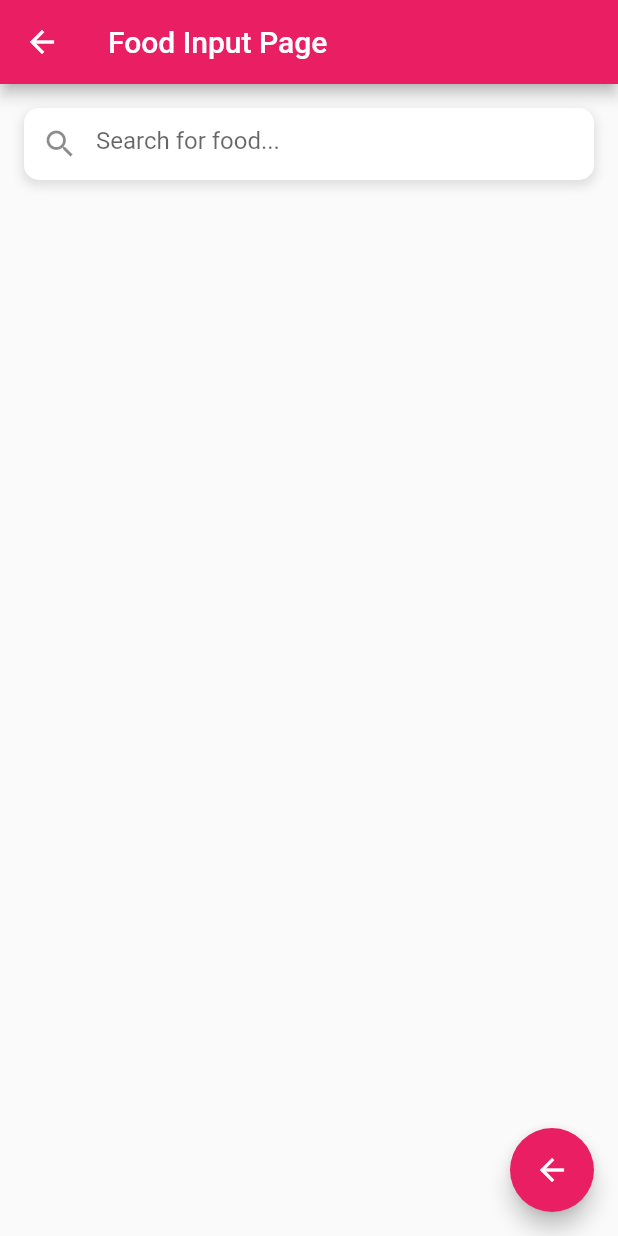
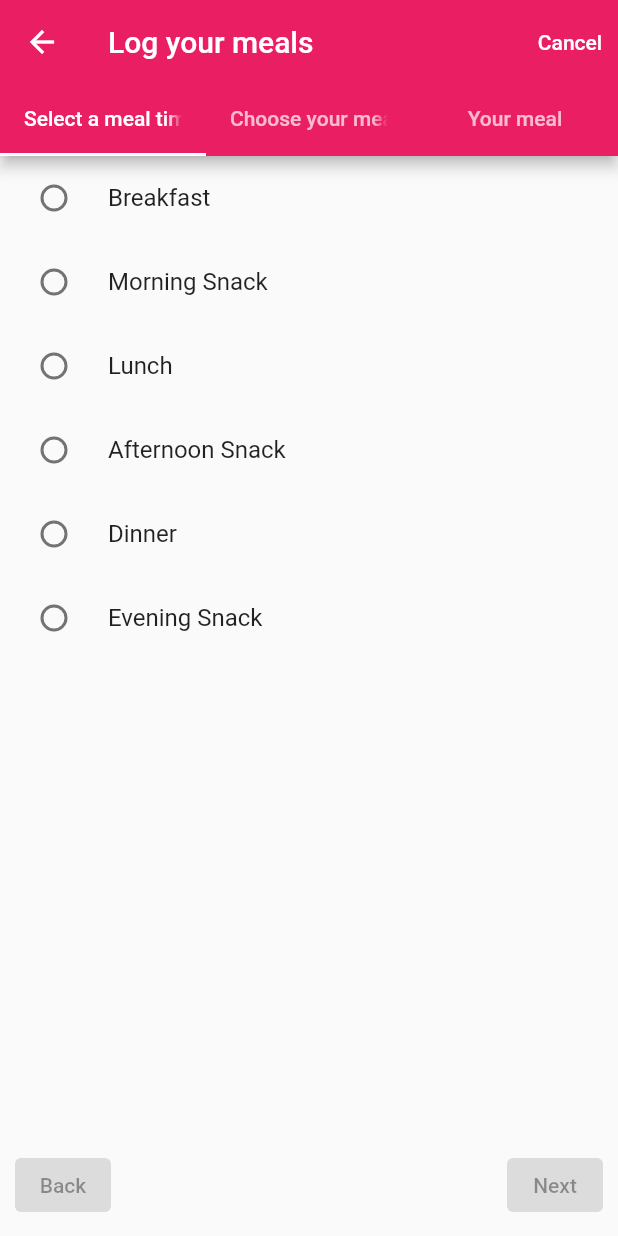
Before and after one commit to melmel6/MoodFood, a Flutter app: the screen it shows after launch, after a tap on "Open Food Input Page", on a phone screen of 412 x 824 dp. Run offline on Flutter 3.47's test engine with Material 2 defaults, Android fonts, the phone set to English and light mode, and no system bars; our stand-ins replace shared_preferences, table_calendar.

Commit message:
food input page almost complete

```diff
--- a/lib/calendar_page.dart
+++ b/lib/calendar_page.dart
@@ -97,7 +97,7 @@ class _CalendarPageState extends State<CalendarPage> {
               ),
               selectedDecoration: BoxDecoration(
                 shape: BoxShape.circle,
-                border: Border.all(color: Colors.pink.withOpacity(0.5), width: 2, ),
+                border: Border.all(color: Colors.blue.withOpacity(0.5), width: 2, ),
                 color: Colors.grey.withOpacity(0.3)
                 // boxShadow: [
                 //   BoxShadow(
--- a/lib/food_input_page.dart
+++ b/lib/food_input_page.dart
@@ -3,10 +3,11 @@ import 'package:mood_food/api_handler.dart';
 import 'package:mood_food/nutrient_info_box.dart';
 import 'package:mood_food/submit_button.dart';
 
+class FoodInputPage extends StatefulWidget {
+  final String? selectedMealTime;
+  final void Function(dynamic) onMealAdded;
 
-
-class FoodInputPage extends StatefulWidget {
-  const FoodInputPage({Key? key}) : super(key: key);
+  const FoodInputPage({Key? key, this.selectedMealTime, required this.onMealAdded}) : super(key: key);
 
   @override
   _FoodInputPageState createState() => _FoodInputPageState();
@@ -14,6 +15,9 @@ class FoodInputPage extends StatefulWidget {
 
 class _FoodInputPageState extends State<FoodInputPage> {
   final _apiHandler = ApiHandler();
+  final _formKey = GlobalKey<FormState>();
+  final TextEditingController _searchController = TextEditingController();
+
 
 
   dynamic _searchResponse;
@@ -25,6 +29,9 @@ class _FoodInputPageState extends State<FoodInputPage> {
   dynamic _selectedFood;
   List<String> _foodLabels = [];
   String? _selectedLabel;
+
+  List<dynamic> _selectedFoods = [];
+
 
   Future<void> _searchFood() async {
     if (_searchQuery.isNotEmpty) {
@@ -46,20 +53,47 @@ class _FoodInputPageState extends State<FoodInputPage> {
     }
   }
 
+  void _addSelectedFood() {
+  if (_selectedFood != null && _selectedMeasure != null) {
+    var meal = {
+        'label': _selectedLabel,
+        'measure': _selectedMeasure['label'],
+        'weight': _selectedMeasure['weight'],
+        'proteinPer100g': _selectedFood['nutrients']['PROCNT'],
+        'fatPer100g': _selectedFood['nutrients']['FAT'],
+        'carbsPer100g': _selectedFood['nutrients']['CHOCDF'],
+        'energyPer100g': _selectedFood['nutrients']['ENERC_KCAL'],
+      };
 
- @override
-  Widget build(BuildContext context) {
-    return Scaffold(
-      appBar: AppBar(
-        title: Text('Food Input Page'),
-      ),
-      body: Container(
-        padding: EdgeInsets.all(16),
+    setState(() {
+      _selectedFoods.add(meal);
+      _selectedFood = null;
+      _selectedMeasure = null;
+      _measures = [];
+      _foodLabels = [];
+      _searchController.clear();
+    });
+    widget.onMealAdded(meal); // Call the callback function to add the meal
+    // Navigator.pop(context); // Navigate back to the Meal Plan page
+  }
+
+}
+
+@override
+Widget build(BuildContext context) {
+  return Scaffold(
+    body: Padding(
+      padding: const EdgeInsets.all(16),
+      child: Form(
+        key: _formKey,
         child: Column(
           crossAxisAlignment: CrossAxisAlignment.start,
           children: [
-            SearchBar(
-              hintText: 'Search for food...',
+            TextFormField(
+              controller: _searchController,
+              decoration: InputDecoration(
+                hintText: 'Search for a food...',
+              ),
               onChanged: (value) {
                 setState(() {
                   _searchQuery = value;
@@ -156,30 +190,25 @@ class _FoodInputPageState extends State<FoodInputPage> {
 
             // ),
 
-            if (_selectedMeasure != null)
-              SubmitButton(
-                weight: _selectedMeasure['weight'],
-                label: _selectedLabel,
-                measure:_selectedMeasure['label'],
-                proteinPer100g: _selectedFood['nutrients']['PROCNT'],
-                fatPer100g: _selectedFood['nutrients']['FAT'],
-                carbsPer100g: _selectedFood['nutrients']['CHOCDF'],
-                energyPer100g: _selectedFood['nutrients']['ENERC_KCAL']
-              ),
+
+
+            if(_selectedMeasure != null)
+              Container(
+                width: double.infinity,
+                height: 50,
+                margin: EdgeInsets.all(16),
+                child: ElevatedButton(
+                  onPressed: _addSelectedFood,
+                  child: Text('Add'),
+                )
+              )
           ],
-
         ),
       ),
-      floatingActionButton: FloatingActionButton(
-        onPressed: () {
-          Navigator.pop(context, _selectedFood);
-        },
-        child: Icon(Icons.arrow_back),
-      ),
-    );
-  }
+    )
+  );
 }
-
+}
 
 class CustomBadge extends StatelessWidget {
   final String label;
--- a/lib/main.dart
+++ b/lib/main.dart
@@ -2,6 +2,7 @@ import 'package:flutter/material.dart';
 import 'package:mood_food/food_input_page.dart';
 import 'package:mood_food/calendar_page.dart';
 import 'package:shared_preferences/shared_preferences.dart';
+import 'package:mood_food/tabs.dart';
 
 
 
@@ -15,6 +16,7 @@ class MyApp extends StatelessWidget {
   @override
   Widget build(BuildContext context) {
     return MaterialApp(
+      debugShowCheckedModeBanner: false,
       title: 'FoodMood',
       theme: ThemeData(
         primarySwatch: Colors.pink,
@@ -83,7 +85,7 @@ class _MyHomePageState extends State<MyHomePage> {
                 Navigator.push(
                   context,
                   MaterialPageRoute(
-                    builder: (context) => const FoodInputPage(),
+                    builder: (context) => FoodInputTabs(),
                   ),
                 );
               },
--- /dev/null
+++ b/lib/radio_buttons.dart
@@ -0,0 +1,96 @@
+import 'package:flutter/material.dart';
+import 'package:mood_food/tabs.dart';
+
+class MealOptions extends StatefulWidget {
+  final void Function(String?) onselectedMealTime;
+  final String? initialValue;
+
+  const MealOptions({Key? key, required this.onselectedMealTime, this.initialValue}) : super(key: key);
+
+  @override
+  _MealOptionsState createState() => _MealOptionsState();
+}
+
+class _MealOptionsState extends State<MealOptions> {
+  String? _selectedMealTime;
+  @override
+  void initState() {
+    super.initState();
+    _selectedMealTime = widget.initialValue;
+  }
+
+
+  @override
+  Widget build(BuildContext context) {
+    return Column(
+      children: [
+        RadioListTile(
+          title: Text('Breakfast'),
+          value: 'Breakfast',
+          groupValue: _selectedMealTime,
+          onChanged: (value) {
+            setState(() {
+              _selectedMealTime = value;
+            });
+            widget.onselectedMealTime(_selectedMealTime);
+          },
+        ),
+        RadioListTile(
+          title: Text('Morning Snack'),
+          value: 'Morning Snack',
+          groupValue: _selectedMealTime,
+          onChanged: (value) {
+            setState(() {
+              _selectedMealTime = value;
+            });
+            widget.onselectedMealTime(_selectedMealTime);
+          },
+        ),
+        RadioListTile(
+          title: Text('Lunch'),
+          value: 'Lunch',
+          groupValue: _selectedMealTime,
+          onChanged: (value) {
+            setState(() {
+              _selectedMealTime = value;
+            });
+            widget.onselectedMealTime(_selectedMealTime);
+          },
+        ),
+        RadioListTile(
+          title: Text('Afternoon Snack'),
+          value: 'Afternoon Snack',
+          groupValue: _selectedMealTime,
+          onChanged: (value) {
+            setState(() {
+              _selectedMealTime = value;
+            });
+            widget.onselectedMealTime(_selectedMealTime);
+          },
+        ),
+        RadioListTile(
+          title: Text('Dinner'),
+          value: 'Dinner',
+          groupValue: _selectedMealTime,
+          onChanged: (value) {
+            setState(() {
+              _selectedMealTime = value;
+            });
+            widget.onselectedMealTime(_selectedMealTime);
+          },
+        ),
+        RadioListTile(
+          title: Text('Evening Snack'),
+          value: 'Evening Snack',
+          groupValue: _selectedMealTime,
+          onChanged: (value) {
+            setState(() {
+              _selectedMealTime = value;
+            });
+            widget.onselectedMealTime(_selectedMealTime);
+          },
+        ),
+      ],
+    );
+  }
+}
--- a/lib/submit_button.dart
+++ b/lib/submit_button.dart
@@ -4,6 +4,7 @@ import 'dart:convert';
 
 
 class SubmitButton extends StatefulWidget {
+  final String? mealTime;
   final double weight;
   final String? label;
   final String measure;
@@ -14,6 +15,7 @@ class SubmitButton extends StatefulWidget {
 
   const SubmitButton({
     Key? key,
+    required this.mealTime,
     required this.weight,
     required this.label,
     required this.measure,
@@ -83,6 +85,7 @@ class _SubmitButtonState extends State<SubmitButton> {
           // String formattedDate = '${now.day}-${now.month}-${now.year}';
 
           Map<String, dynamic> nutrientData = {
+            'mealTime': widget.mealTime,
             'date': proxthes.toIso8601String(),
             'label': widget.label,
             'measure': widget.measure,
@@ -95,6 +98,7 @@ class _SubmitButtonState extends State<SubmitButton> {
           nutrientList.add(nutrientDataJson);
 
           Map<String, dynamic> nutrientData2 = {
+            'mealTime': widget.mealTime,
             'date': yesterdayAtThisTime.toIso8601String(),
             'label': widget.label,
             'measure': widget.measure,
--- /dev/null
+++ b/lib/tabs.dart
@@ -0,0 +1,307 @@
+import 'package:flutter/material.dart';
+import 'package:mood_food/food_input_page.dart';
+import 'package:mood_food/radio_buttons.dart';
+import 'package:mood_food/food_input_page.dart';
+import 'package:shared_preferences/shared_preferences.dart';
+import 'dart:convert';
+
+
+class FoodInputTabs extends StatefulWidget {
+  @override
+  _FoodInputTabsState createState() => _FoodInputTabsState();
+}
+
+class _FoodInputTabsState extends State<FoodInputTabs> with SingleTickerProviderStateMixin {
+  late TabController _tabController;
+  int _currentTabIndex = 0;
+  String? _selectedMealTime;
+
+  Map<String, double> nutrientInfo = {};
+
+  // add a list of selected meals
+  List<dynamic> _selectedMeals = [];
+
+  void _handleSubmit() async {
+  SharedPreferences prefs = await SharedPreferences.getInstance();
+  List<String>? nutrientList = prefs.getStringList('foodInputs') ?? [];
+
+  for (var meal in _selectedMeals) {
+    Map<String, dynamic> nutrientData = {
+      'mealTime': _selectedMealTime,
+      'date': DateTime.now().subtract(Duration(days: 2)).toIso8601String(),
+      'label': meal['label'],
+      'measure': meal['measure'],
+      'weight': meal['weight'],
+      'nutrientInfo': calculateNutrientInfo(
+        meal['weight'], // weight in grams
+        meal['proteinPer100g'], // protein per 100 g
+        meal['fatPer100g'], // fat per 100 g
+        meal['carbsPer100g'], // carbs per 100 g
+        meal['energyPer100g'], // energy per 100 g
+      ),
+    };
+
+    String nutrientDataJson = jsonEncode(nutrientData);
+    nutrientList.add(nutrientDataJson);
+
+    Map<String, dynamic> nutrientData2 = {
+      'mealTime': _selectedMealTime,
+      'date': DateTime.now().subtract(Duration(days: 1)).toIso8601String(),
+      'label': meal['label'],
+      'measure': meal['measure'],
+      'weight': meal['weight'],
+      'nutrientInfo': calculateNutrientInfo(
+        meal['weight'], // weight in grams
+        meal['proteinPer100g'], // protein per 100 g
+        meal['fatPer100g'], // fat per 100 g
+        meal['carbsPer100g'], // carbs per 100 g
+        meal['energyPer100g'], // energy per 100 g
+      ),
+    };
+
+    String nutrientData2Json = jsonEncode(nutrientData2);
+    nutrientList.add(nutrientData2Json);
+  }
+
+  await prefs.setStringList('foodInputs', nutrientList);
+
+  _showSuccessDialog(context);
+}
+
+void _showSuccessDialog(BuildContext context) {
+  showDialog(
+    context: context,
+    barrierDismissible: false,
+    builder: (BuildContext context) {
+      return AlertDialog(
+        shape: RoundedRectangleBorder(
+          borderRadius: BorderRadius.circular(10),
+        ),
+        content: Column(
+          mainAxisSize: MainAxisSize.min,
+          children: [
+            Icon(
+              Icons.check_circle,
+              color: Colors.green,
+              size: 50,
+            ),
+            SizedBox(height: 20),
+            Text(
+              'Success!',
+              style: TextStyle(
+                fontSize: 24,
+                fontWeight: FontWeight.bold,
+                color: Colors.black,
+              ),
+            ),
+            SizedBox(height: 10),
+            Text(
+              'Your meal has been saved',
+              style: TextStyle(
+                fontSize: 12,
+                fontWeight: FontWeight.normal,
+                color: Colors.black,
+              ),
+            ),
+          ],
+        ),
+        actions: [
+          ElevatedButton(
+            style: ElevatedButton.styleFrom(
+              primary: Colors.white, // sets the button's background color
+            ),
+            onPressed: () {
+              Navigator.popUntil(context, ModalRoute.withName('/'));
+            },
+            child: Text(
+              'OK',
+              style: TextStyle(
+                fontSize: 18,
+                fontWeight: FontWeight.bold,
+                color: Colors.pink,
+              ),
+            ),
+          ),
+        ],
+      );
+    },
+  );
+}
+
+  @override
+  void initState() {
+    super.initState();
+    _tabController = TabController(length: 3, vsync: this);
+    _tabController.addListener(() {
+      setState(() {
+        _currentTabIndex = _tabController.index;
+      });
+      if (_currentTabIndex == 0) {
+      }
+    });
+  }
+
+  @override
+  void dispose() {
+    _tabController.dispose();
+    super.dispose();
+  }
+
+  @override
+  Widget build(BuildContext context) {
+    return Scaffold(
+      appBar: AppBar(
+        title: Text('Log your meals'),
+        bottom: TabBar(
+          controller: _tabController,
+          tabs: [
+            Tab(text: 'Select a meal time'),
+            Tab(text: 'Choose your meal'),
+            Tab(
+              child: SizedBox(
+                height: kToolbarHeight,
+                child: Stack(
+                  children: [
+                    Center(
+                      child: Text(
+                        'Your meal',
+                        textAlign: TextAlign.center,
+                      ),
+                    ),
+                  if (_selectedMeals.length > 0)
+                    Positioned(
+                      top: 10,
+                      right: 0,
+                      child: Container(
+                        decoration: BoxDecoration(
+                          color: Colors.white,
+                          borderRadius: BorderRadius.circular(10),
+                        ),
+                        padding: EdgeInsets.all(2),
+                        child: ClipRRect(
+                          borderRadius: BorderRadius.circular(999),
+                          child: Container(
+                            width: 18,
+                            height: 18,
+                            alignment: Alignment.center,
+                            color: Colors.white,
+                            child: Text(
+                              _selectedMeals.length.toString(),
+                              style: TextStyle(
+                                color: Colors.pink,
+                                fontSize: 12,
+                                fontWeight: FontWeight.bold,
+                              ),
+                            ),
+                          ),
+                        ),
+                      ),
+                    ),
+                  ],
+                ),
+              ),
+            ),
+
+          ],
+        ),
+        actions: [
+          TextButton(
+            onPressed: () {
+              Navigator.of(context).popUntil((route) => route.isFirst);
+            },
+            child: Text(
+              'Cancel',
+              style: TextStyle(color: Colors.white),
+            ),
+          ),
+        ],
+
+      ),
+      body: TabBarView(
+        controller: _tabController,
+        children: [
+          // content of tab 1
+          MealOptions(onselectedMealTime: (value) {
+            // update the selected value in the parent's state
+            setState(() {
+              _selectedMealTime = value;
+            });
+          },
+          initialValue: _selectedMealTime, // pass the selected meal value as the initialValue parameter
+          ),
+          // content of tab 2
+          FoodInputPage(
+            selectedMealTime: _selectedMealTime,
+            onMealAdded: (meal) {
+              setState(() {
+                _selectedMeals.add(meal);
+                // _tabController.animateTo(_currentTabIndex + 1);
+
+              });
+            },
+          ),
+          // content of tab 3
+          ListView.builder(
+            itemCount: _selectedMeals.length,
+            itemBuilder: (context, index) {
+              final meal = _selectedMeals[index];
+              return ListTile(title: Text(meal['label']), leading: Icon(Icons.close));
+            },
+          ),
+
+        ],
+      ),
+      bottomNavigationBar: Container(
+        padding: EdgeInsets.all(10),
+        child: Row(
+          mainAxisAlignment: MainAxisAlignment.spaceBetween,
+          children: [
+            ElevatedButton(
+              onPressed: _currentTabIndex == 0
+                  ? null // disable back button on first tab
+                  : () {
+                      setState(() {
+                        _tabController.animateTo(_currentTabIndex - 1);
+                      });
+                    },
+              child: Text('Back'),
+            ),
+            ElevatedButton(
+              onPressed: _currentTabIndex == 0 && _selectedMealTime == null
+                  ? null // disable next button on first tab if meal time not set
+                  : _currentTabIndex == 1 && _selectedMeals.isEmpty
+                      ? null // disable next button on second tab if no meal is selected
+                      : _currentTabIndex == 2 ? _handleSubmit : () {
+                          setState(() {
+                            _tabController.animateTo(_currentTabIndex + 1);
+                          });
+                        },
+              child: Text(_currentTabIndex == 2 ? 'Submit' : 'Next'),
+            ),
+          ],
+        ),
+      ),
+    );
+  }
+}
+
+Map<String, double> calculateNutrientInfo(double weight, double protein, double fat, double carbs, double energy) {
+  double factor = weight / 100.0;
+  double proteinValue = protein * factor;
+  double fatValue = fat * factor;
+  double carbsValue = carbs * factor;
+  double energyValue = energy * factor;
+
+  print('Protein: $proteinValue g');
+  print('Fat: $fatValue g');
+  print('Carbs: $carbsValue g');
+  print('Energy: $energyValue kcal');
+
+  // Create a map of the nutrient values and return it
+  return {
+    'protein': double.parse(protein.toStringAsFixed(2)),
+    'fat': double.parse(fat.toStringAsFixed(2)),
+    'carbs': double.parse(carbs.toStringAsFixed(2)),
+    'energy': double.parse(energy.toStringAsFixed(2)),
+  };
+}
```
